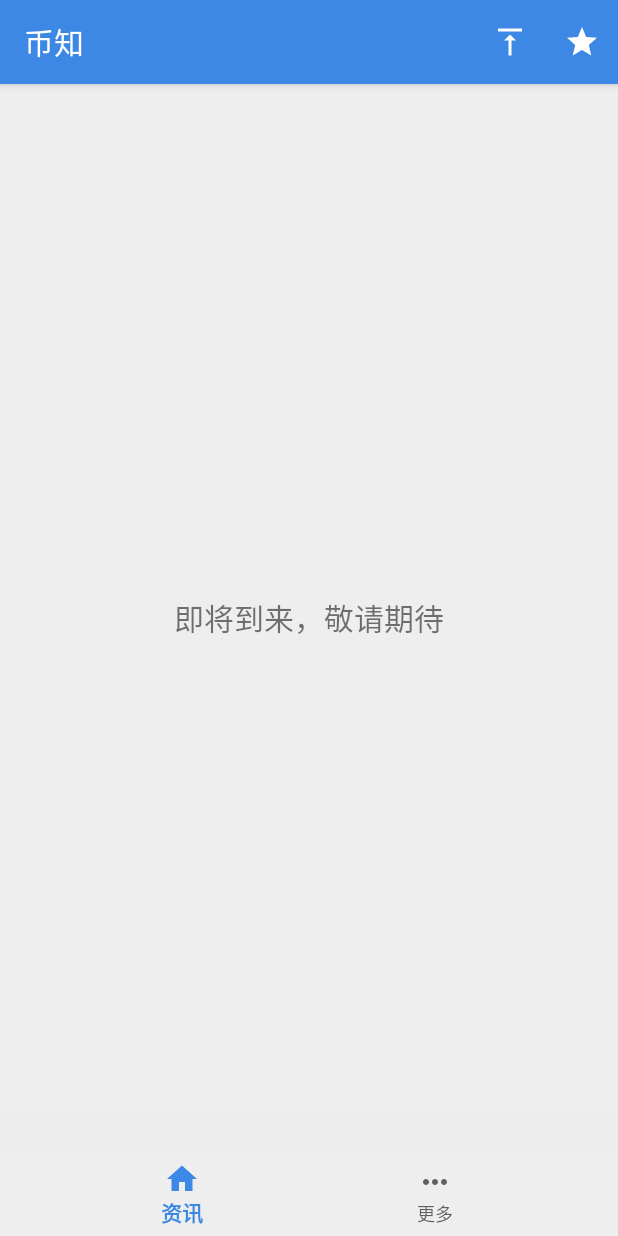
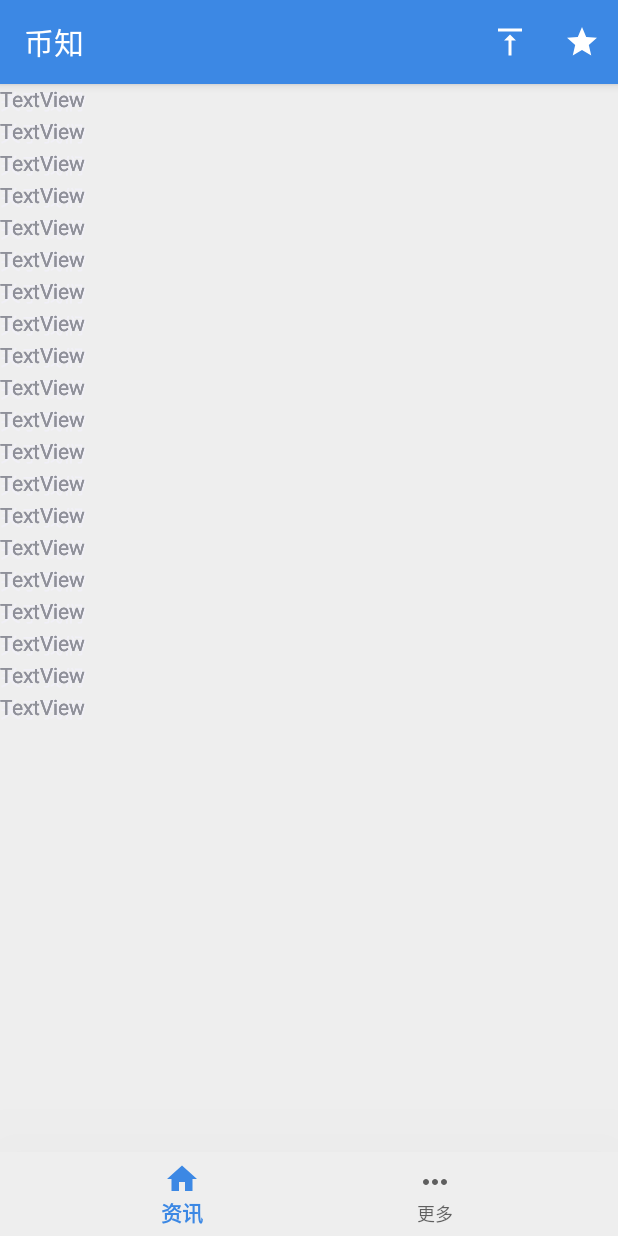
Before and after one commit to xqbpl09kk/MyApplication, an Android app: the fragment FragmentTwo placed in its activity, on a phone screen of 412 x 824 dp. Run offline under Robolectric (Android 15) with nearby library versions, the phone set to English and light mode, and no system bars; libraries missing offline, so code that uses them is left out: com.umeng.commonsdk, com.umeng.message, org.android.agoo; 1 statement that could not run was skipped.

Commit message:
1、修改域名 2、统一访问处理

```diff
--- a/app/build.gradle
+++ b/app/build.gradle
@@ -18,14 +18,14 @@ android {
     buildTypes {
         debug {
             minifyEnabled false
-            buildConfigField "String","Base_Url" ,"\"http://47.104.133.201:10080\""
+            buildConfigField "String","Base_Url" ,"\"http://api.bzhi.online/\""
             proguardFiles getDefaultProguardFile('proguard-android.txt'), 'proguard-rules.txt'
         }
 
         release {
             minifyEnabled true
             shrinkResources true
-            buildConfigField "String","Base_Url" ,"\"http://47.104.133.201:10080\""
+            buildConfigField "String","Base_Url" ,"\"http://api.bzhi.online/\""
             proguardFiles getDefaultProguardFile('proguard-android.txt'), 'proguard-rules.pro'
         }
     }
--- /dev/null
+++ b/app/src/main/java/fast/information/chart/DataModel.kt
@@ -0,0 +1,23 @@
+package fast.information.chart
+
+/**
+ * Created by xiaqibo on 2018/3/30.
+ */
+class DataModel {
+
+
+    var level  = Level.REAL_TIME
+
+    var time :Long = Long.MIN_VALUE
+
+    var max_value  : Float  = Float.MAX_VALUE
+
+    var min_value : Float = Float.MIN_VALUE
+
+    var value_arvg :Float = Float.NaN
+
+    var value_upper :Float = Float.MAX_VALUE
+
+    var value_down : Float = Float.MIN_VALUE
+
+}
--- /dev/null
+++ b/app/src/main/java/fast/information/chart/Level.kt
@@ -0,0 +1,11 @@
+package fast.information.chart
+
+/**
+ * Created by xiaqibo on 2018/3/30.
+ */
+enum class Level {
+
+    REAL_TIME , ONE_MINUTE , FIVE_MINUTE , QUART , HALF_HOUR , HOUR, DAY , WEEK
+
+
+}
--- a/app/src/main/java/fast/information/main/FragmentOne.kt
+++ b/app/src/main/java/fast/information/main/FragmentOne.kt
@@ -13,7 +13,7 @@ import android.widget.Toast
 import com.google.gson.Gson
 import fast.information.MyApplication
 import fast.information.R
-import fast.information.main.data.HomeAdapter
+import fast.information.main.adapter.HomeAdapter
 import fast.information.network.bean.MessageItem
 import fast.information.network.bean.base.ResultCallback
 import fast.information.network.bean.base.ResultListBundle
--- a/app/src/main/java/fast/information/main/FragmentTwo.kt
+++ b/app/src/main/java/fast/information/main/FragmentTwo.kt
@@ -2,10 +2,15 @@ package fast.information.main
 
 import android.os.Bundle
 import android.support.v4.app.Fragment
+import android.support.v7.widget.LinearLayoutManager
+import android.util.Log
 import android.view.LayoutInflater
 import android.view.View
 import android.view.ViewGroup
+import fast.information.MyApplication
 import fast.information.R
+import fast.information.main.adapter.BoardAdapter
+import kotlinx.android.synthetic.main.fragment_second.*
 
 /**
 * MyApplication
@@ -24,7 +29,15 @@ class FragmentTwo : Fragment() {
     }
 
     override fun onCreateView(inflater: LayoutInflater, container: ViewGroup?, savedInstanceState: Bundle?): View? {
-        return inflater.inflate(R.layout.fragment_empty ,container , false )
+        return inflater.inflate(R.layout.fragment_second ,container , false )
+    }
+
+
+    override fun onViewCreated(view: View, savedInstanceState: Bundle?) {
+        super.onViewCreated(view, savedInstanceState)
+        Log.i("FragmentTwo" , "onViewCreated")
+        recycler_view.adapter = BoardAdapter(MyApplication.instance)
+        recycler_view.layoutManager = LinearLayoutManager(MyApplication.instance)
     }
 
 }
--- /dev/null
+++ b/app/src/main/java/fast/information/main/adapter/BoardAdapter.kt
@@ -0,0 +1,30 @@
+package fast.information.main.adapter
+
+import android.content.Context
+import android.support.v7.widget.RecyclerView
+import android.view.LayoutInflater
+import android.view.ViewGroup
+import fast.information.R
+import kotlinx.android.synthetic.main.list_item_cardboard.*
+
+/**
+ * Created by xiaqibo on 2018/4/3.
+ */
+class BoardAdapter(private val context: Context) : RecyclerView.Adapter<RecyclerView.ViewHolder>() {
+    override fun onCreateViewHolder(parent: ViewGroup, viewType: Int): RecyclerView.ViewHolder {
+        val layoutInflater = LayoutInflater.from(context)
+        val contentView  = layoutInflater.inflate(R.layout.list_item_cardboard , parent , false)
+        return object : RecyclerView.ViewHolder(contentView) {
+
+        }
+    }
+
+    override fun getItemCount(): Int {
+        return 20
+    }
+
+    override fun onBindViewHolder(holder: RecyclerView.ViewHolder, position: Int) {
+    }
+
+
+}
--- a/app/src/main/java/fast/information/main/data/HomeAdapter.kt
+++ b/app/src/main/java/fast/information/main/adapter/HomeAdapter.kt
@@ -1,9 +1,8 @@
-package fast.information.main.data
+package fast.information.main.adapter
 
 import android.annotation.SuppressLint
 import android.content.Context
 import android.content.Intent
-import android.support.v4.app.ActivityCompat.startActivity
 import android.support.v4.content.ContextCompat
 import android.support.v7.widget.RecyclerView
 import android.view.LayoutInflater
--- a/app/src/main/java/fast/information/network/RetrofitHelper.kt
+++ b/app/src/main/java/fast/information/network/RetrofitHelper.kt
@@ -28,7 +28,7 @@ import java.io.OutputStream
 class RetrofitHelper private constructor(){
 
     private val baseUrl: String = BuildConfig.Base_Url
-    private val tag  : String = "RetrofitHelper"
+    private val TAG = "RetrofitTracker"
     private val retrofit: Retrofit = Retrofit.Builder()
             .baseUrl(baseUrl)
             .addConverterFactory(GsonConverterFactory.create(
@@ -46,40 +46,43 @@ class RetrofitHelper private constructor(){
 
     fun getMessage(cursor: Int, size: Int, result: ResultCallback<ResultListBundle<MessageItem>>) {
         val call : Call<ResultListBundle<MessageItem>> = service.getMessage(cursor , size )
-        call.enqueue(object :Callback<ResultListBundle<MessageItem>>{
-            override fun onResponse(call: Call<ResultListBundle<MessageItem>>?
-                                    , response: Response<ResultListBundle<MessageItem>>?) {
-                val resultBundle: ResultListBundle<MessageItem>?= response?.body()
-                result.onSuccess(resultBundle)
-            }
-
-            override fun onFailure(call: Call<ResultListBundle<MessageItem>>?, t: Throwable?) {
-                result.onFailure("inner error" , 101)
-            }
-
-        })
+        handleRequest(call , result)
+//        call.enqueue(object :Callback<ResultListBundle<MessageItem>>{
+//            override fun onResponse(call: Call<ResultListBundle<MessageItem>>?
+//                                    , response: Response<ResultListBundle<MessageItem>>?) {
+//                val resultBundle: ResultListBundle<MessageItem>?= response?.body()
+//                result.onSuccess(resultBundle)
+//            }
+//
+//            override fun onFailure(call: Call<ResultListBundle<MessageItem>>?, t: Throwable?) {
+//                result.onFailure("inner error" , 101)
+//            }
+//
+//        })
     }
 
 
     fun checkUpdate(result : ResultCallback<ResultBundle<UpdateInfo>>){
         val call : Call<ResultBundle<UpdateInfo>> = service.checkUpdate()
-        call.enqueue(object :Callback<ResultBundle<UpdateInfo>>{
-            override fun onResponse(call: Call<ResultBundle<UpdateInfo>>?
-                                    , response: Response<ResultBundle<UpdateInfo>>?) {
-                val resultBundle: ResultBundle<UpdateInfo>?= response?.body()
-                result.onSuccess(resultBundle)
-            }
-
-            override fun onFailure(call: Call<ResultBundle<UpdateInfo>>?, t: Throwable?) {
-                result.onFailure("inner error" , 101)
-            }
-
-        })
+        handleRequest(call , result)
+//        call.enqueue(object :Callback<ResultBundle<UpdateInfo>>{
+//            override fun onResponse(call: Call<ResultBundle<UpdateInfo>>?
+//                                    , response: Response<ResultBundle<UpdateInfo>>?) {
+//                val resultBundle: ResultBundle<UpdateInfo>?= response?.body()
+//                result.onSuccess(resultBundle)
+//            }
+//
+//            override fun onFailure(call: Call<ResultBundle<UpdateInfo>>?, t: Throwable?) {
+//                result.onFailure("inner error" , 101)
+//            }
+//
+//        })
     }
 
 
     fun downloadApkFile(downloadUrl :String , result : ResultCallback<Int>){
         val call = service.downloadApkFile(downloadUrl)
+
         call.enqueue(object : Callback<ResponseBody> {
             override fun onResponse(call: Call<ResponseBody>?, response: Response<ResponseBody>?) {
                if(response?.isSuccessful == true
@@ -92,6 +95,23 @@ class RetrofitHelper private constructor(){
 
             override fun onFailure(call: Call<ResponseBody>?, t: Throwable?) {
                 result.onFailure("下载失败" ,101)
+            }
+
+        })
+    }
+
+
+    private fun<T > handleRequest(call :Call<T>  ,result:ResultCallback<T> ){
+
+        call.enqueue(object : Callback<T> {
+            override fun onResponse(call: Call<T>?, response: Response<T>?) {
+                result.onSuccess(response?.body())
+                Log.i(TAG.plus("-success"),response?.body().toString())
+            }
+
+            override fun onFailure(call: Call<T>?, t: Throwable?) {
+                t?.message?.let { result.onFailure(it,500 ) }
+                Log.i(TAG.plus("-error"), t?.message)
             }
 
         })
--- /dev/null
+++ b/app/src/main/java/fast/information/network/bean/base/CallBackBase.kt
@@ -0,0 +1,14 @@
+package fast.information.network.bean.base
+
+/**
+ * Created by xiaqibo on 2018/4/3.
+ */
+class CallBackBase <T>: ResultCallback<T>{
+    override fun onSuccess(t: T?) {
+
+    }
+
+    override fun onFailure(message: String, errorCode: Int) {
+
+    }
+}
--- /dev/null
+++ b/app/src/main/res/layout/fragment_second.xml
@@ -0,0 +1,10 @@
+<?xml version="1.0" encoding="utf-8"?>
+<LinearLayout
+    xmlns:android="http://schemas.android.com/apk/res/android" android:layout_width="match_parent"
+    android:orientation = "vertical"
+    android:layout_height="match_parent">
+    <android.support.v7.widget.RecyclerView
+        android:id="@+id/recycler_view"
+        android:layout_width="match_parent"
+        android:layout_height="wrap_content"/>
+</LinearLayout>
--- /dev/null
+++ b/app/src/main/res/layout/list_item_cardboard.xml
@@ -0,0 +1,53 @@
+<?xml version="1.0" encoding="utf-8"?>
+<android.support.constraint.ConstraintLayout
+    xmlns:android="http://schemas.android.com/apk/res/android"
+    xmlns:tools="http://schemas.android.com/tools"
+    android:layout_width="match_parent"
+    tools:ignore="MissingConstraints"
+    android:layout_height="wrap_content">
+
+    <TextView
+        android:id="@+id/textView1"
+        android:layout_width="wrap_content"
+        android:layout_height="wrap_content"
+        android:text="@string/concern"
+        android:textAppearance="@style/TextAppearance.AppCompat.Body2"
+        tools:layout_editor_absoluteX="7dp"
+        tools:layout_editor_absoluteY="2dp"
+        tools:text="@string/demo_name"
+        />
+
+    <TextView
+        android:id="@+id/textView2"
+        android:layout_width="wrap_content"
+        android:layout_height="wrap_content"
+        android:text="TextView"
+        tools:layout_editor_absoluteX="7dp"
+        tools:layout_editor_absoluteY="21dp"
+        tools:ignore="MissingConstraints" />
+
+    <TextView
+        android:id="@+id/textView3"
+        android:layout_width="wrap_content"
+        android:layout_height="wrap_content"
+        android:text="TextView"
+        android:textAppearance="@style/TextAppearance.AppCompat.Body2"
+        tools:layout_editor_absoluteX="143dp"
+        tools:layout_editor_absoluteY="6dp" />
+
+    <TextView
+        android:id="@+id/textView4"
+        android:layout_width="wrap_content"
+        android:layout_height="19dp"
+        android:text="TextView"
+        tools:layout_editor_absoluteX="143dp"
+        tools:layout_editor_absoluteY="22dp" />
+
+    <TextView
+        android:id="@+id/textView5"
+        android:layout_width="wrap_content"
+        android:layout_height="wrap_content"
+        android:text="TextView"
+        tools:layout_editor_absoluteX="308dp"
+        tools:layout_editor_absoluteY="10dp" />
+</android.support.constraint.ConstraintLayout>
--- a/app/src/main/res/values/strings.xml
+++ b/app/src/main/res/values/strings.xml
@@ -17,4 +17,6 @@
     <string name="auto_update">Wifi下自动下载更新</string>
     <string name="comment">在PlayStore点评</string>
     <string name="no_market_app">PlayStore is not installed on this device.</string>
+    <string name="demo_name">BTC</string>
+    <string name="demo_price_unit">/usdt</string>
 </resources>
```
